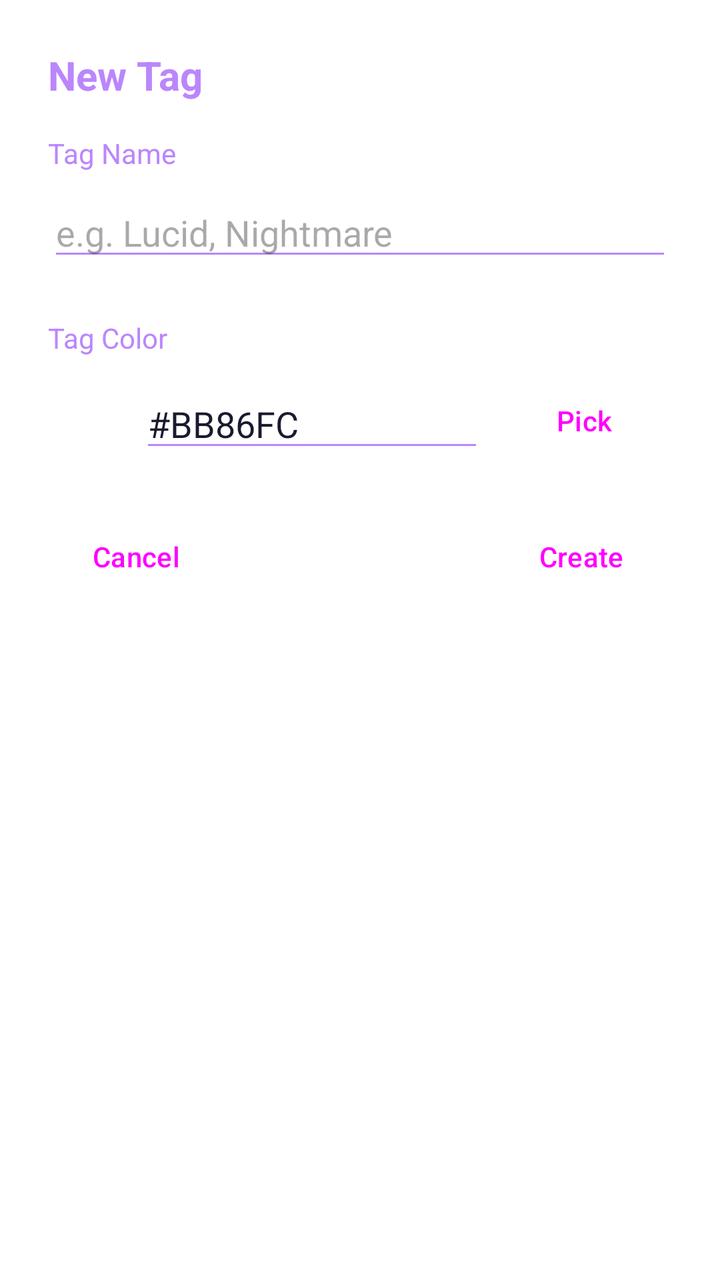
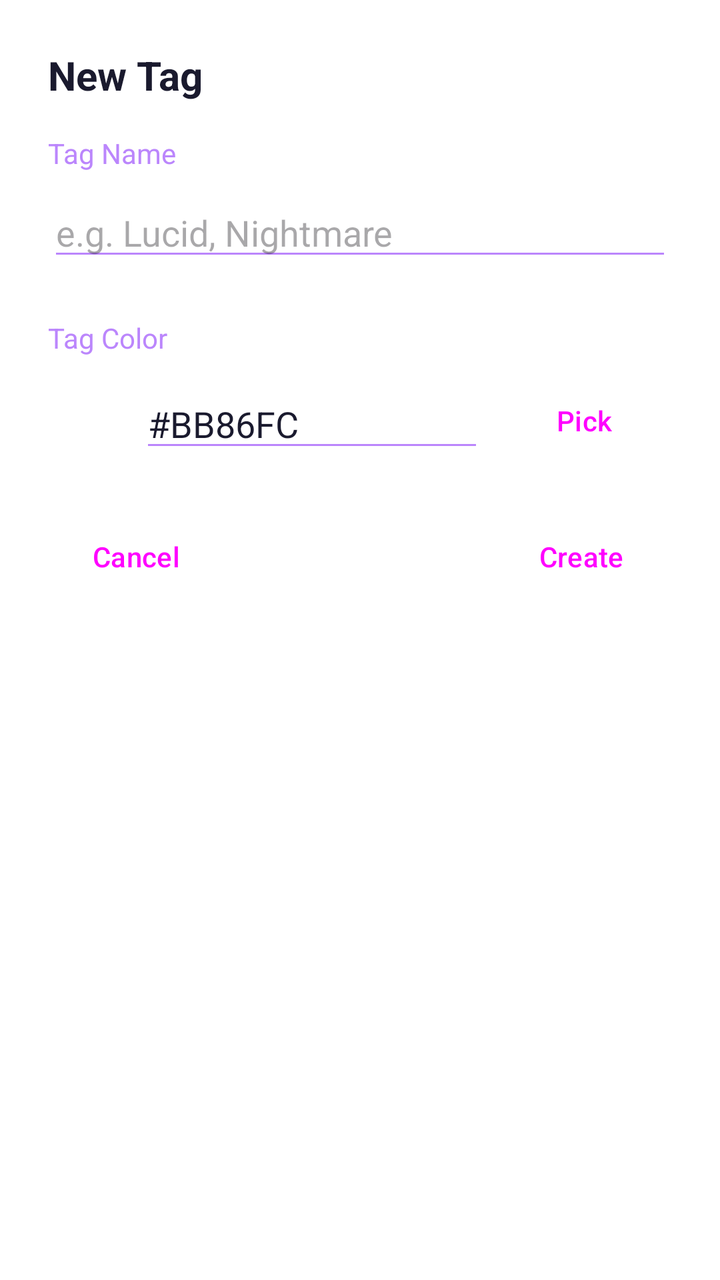

Compare the two renders of this Android layout. The source of the first and the diff that turns it into the second are given below.
<!-- AndroidManifest.xml: application theme Theme.Midnight -->
<!-- res/layout/dialog_create_tag.xml -->
<?xml version="1.0" encoding="utf-8"?>
<LinearLayout xmlns:android="http://schemas.android.com/apk/res/android"
    android:layout_width="match_parent"
    android:layout_height="wrap_content"
    android:orientation="vertical"
    android:padding="24dp"
    android:background="?attr/dialogBackground">

    <TextView
        android:layout_width="wrap_content"
        android:layout_height="wrap_content"
        android:id="@+id/dialogTitle"
        android:text="New Tag"
        android:textColor="@color/tag_default"
        android:textSize="20sp"
        android:textStyle="bold"
        android:layout_marginBottom="16dp"/>

    <TextView
        android:layout_width="match_parent"
        android:layout_height="wrap_content"
        android:layout_marginBottom="8dp"
        android:text="Tag Name"
        android:textColor="@color/tag_default"
        android:textSize="14sp" />

    <EditText
        android:id="@+id/editTagName"
        android:layout_width="match_parent"
        android:layout_height="wrap_content"
        android:hint="e.g. Lucid, Nightmare"
        android:textColor="?attr/colorOnSurface"
        android:textColorHint="?android:attr/textColorHint"
        android:backgroundTint="@color/tag_default"
        android:inputType="textCapWords" />

    <TextView
        android:layout_width="match_parent"
        android:layout_height="wrap_content"
        android:text="Tag Color"
        android:textColor="@color/tag_default"
        android:textSize="14sp"
        android:layout_marginTop="24dp"
        android:layout_marginBottom="8dp"/>

    <LinearLayout
        android:layout_width="match_parent"
        android:layout_height="wrap_content"
        android:orientation="horizontal"
        android:gravity="center_vertical"
        android:layout_marginBottom="4dp">

        <View
            android:id="@+id/colorPreview"
            android:layout_width="40dp"
            android:layout_height="40dp"
            android:layout_marginEnd="6dp"
            android:background="@drawable/circle_shape" />

        <EditText
            android:id="@+id/editTagColor"
            android:layout_width="0dp"
            android:layout_height="wrap_content"
            android:layout_weight="1"
            android:text="@color/tag_default"
            android:textColor="?attr/colorOnSurface"
            android:textColorHint="?android:attr/textColorHint"
            android:backgroundTint="@color/tag_default"
            android:inputType="text"
            android:layout_marginEnd="6dp" />

        <Button
            android:id="@+id/btnPickColor"
            android:layout_width="wrap_content"
            android:layout_height="wrap_content"
            android:text="Pick"
            android:textAllCaps="false"
            style="@style/Widget.Material3.Button.TonalButton" />

    </LinearLayout>
    <LinearLayout
        android:layout_width="match_parent"
        android:layout_height="wrap_content"
        android:orientation="horizontal"
        android:layout_marginTop="16dp">

        <Button
            android:id="@+id/btnCancel"
            android:layout_width="wrap_content"
            android:layout_height="wrap_content"
            android:text="Cancel"
            android:textAllCaps="false"
            style="@style/Widget.Material3.Button.TextButton" />

        <View
            android:layout_width="0dp"
            android:layout_height="0dp"
            android:layout_weight="1" />

        <Button
            android:id="@+id/btnConfirm"
            android:layout_width="wrap_content"
            android:layout_height="wrap_content"
            android:text="Create"
            android:textAllCaps="false"
            style="@style/Widget.Material3.Button.TonalButton" />

    </LinearLayout>
</LinearLayout>
<!-- resources referenced by this layout -->
<resources>
  <color name="tag_default">#BB86FC</color>
  <!-- drawable circle_shape (drawable) -->
  <?xml version="1.0" encoding="utf-8"?>
  <shape xmlns:android="http://schemas.android.com/apk/res/android"
      android:shape="oval">
      <solid android:color="@color/text_primary" />
      <size
          android:width="20dp"
          android:height="20dp" />
  </shape>
  <style name="Theme.Midnight" parent="Theme.Material3.Light.NoActionBar">
          <item name="android:windowBackground">#F5F5F7</item>
          <item name="colorSurface">#FFFFFF</item>
  
          <item name="colorPrimary">#6750A4</item>
          <item name="colorOnPrimary">#FFFFFF</item>
          <item name="colorSecondary">#E94560</item>
  
          <item name="colorOnSurface">#1A1A2E</item>
          <item name="android:textColorPrimary">#1A1A2E</item>
          <item name="colorSurfaceVariant">#E8E0EC</item>
  
          <item name="activityBackground">#F5F5F7</item>
          <item name="dialogBackground">#FFFFFF</item>
      </style>
  <color name="text_primary">#FFFFFF</color>
</resources>

<!-- the commit's change to res/layout/dialog_create_tag.xml (unified diff, before → after) -->
@@ -11,7 +11,7 @@
         android:layout_height="wrap_content"
         android:id="@+id/dialogTitle"
         android:text="New Tag"
-        android:textColor="@color/tag_default"
+        android:textColor="?attr/colorOnSurface"
         android:textSize="20sp"
         android:textStyle="bold"
         android:layout_marginBottom="16dp"/>
